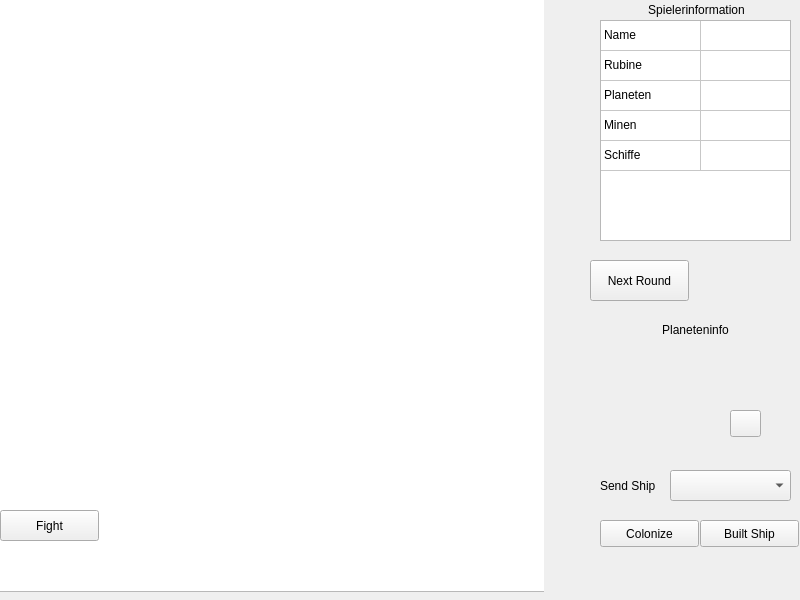
tglane/asteroids, file view2D/MainWindow2D.ui: the form before one commit.
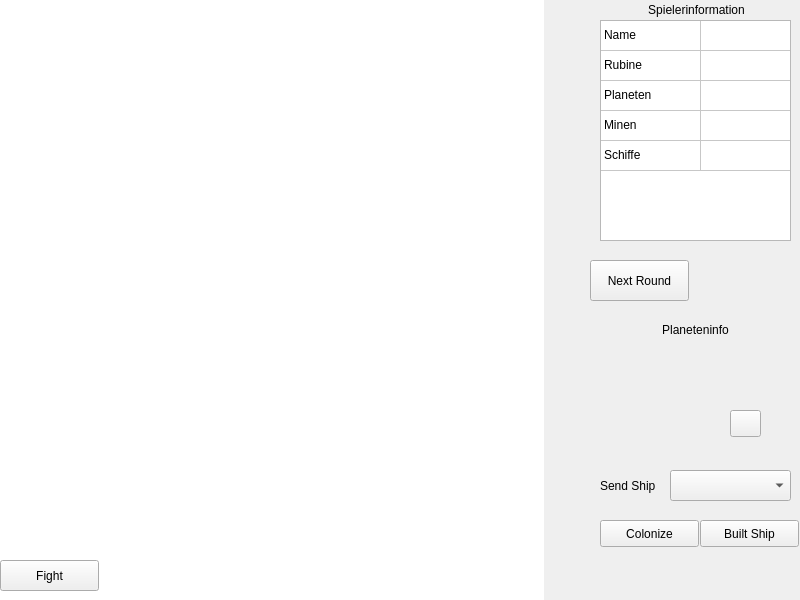
The form after the commit.

Commit message: Tried to remove border

```diff
--- a/view2D/MainWindow2D.ui
+++ b/view2D/MainWindow2D.ui
@@ -38,7 +38,7 @@
          <x>-15</x>
          <y>-9</y>
          <width>591</width>
-         <height>601</height>
+         <height>611</height>
         </rect>
        </property>
        <property name="lineWidth">
@@ -49,7 +49,7 @@
        <property name="geometry">
         <rect>
          <x>0</x>
-         <y>510</y>
+         <y>560</y>
          <width>99</width>
          <height>31</height>
         </rect>
```
